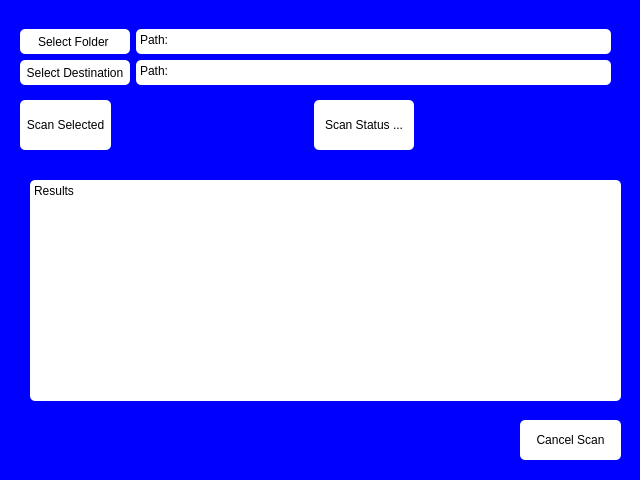
This is dialog_selectedscan.ui in PicaPrime/dataRec as Qt 5 draws it before an edit. The edited form follows.
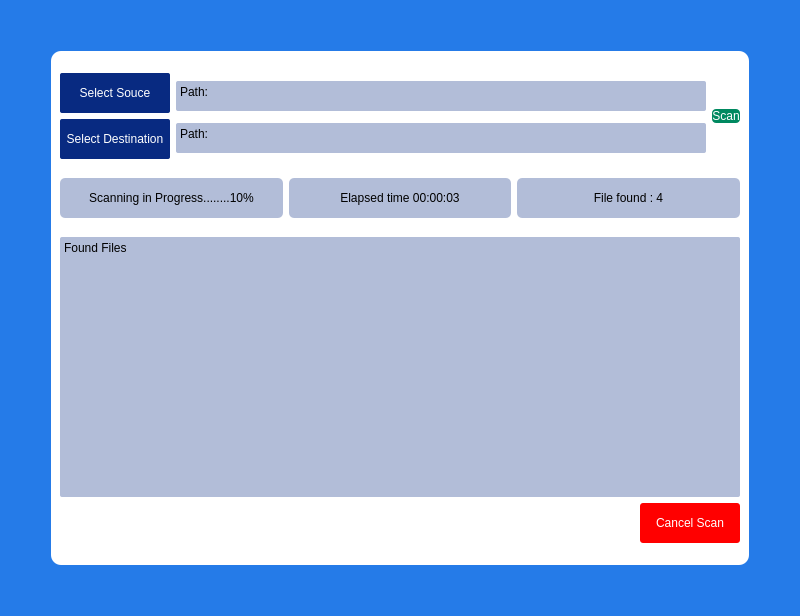
This is the edited form.

Patch:
```diff
--- a/dialog_selectedscan.ui
+++ b/dialog_selectedscan.ui
@@ -6,145 +6,144 @@
    <rect>
     <x>0</x>
     <y>0</y>
-    <width>640</width>
-    <height>480</height>
+    <width>800</width>
+    <height>616</height>
    </rect>
   </property>
   <property name="minimumSize">
    <size>
     <width>0</width>
-    <height>75</height>
+    <height>0</height>
    </size>
   </property>
   <property name="windowTitle">
    <string>Dialog</string>
   </property>
   <property name="styleSheet">
-   <string notr="true">background-color: rgb(0, 0, 255);</string>
+   <string notr="true">background-color: rgb(37,123,232);</string>
   </property>
-  <widget class="QTextEdit" name="textEdit">
-   <property name="geometry">
-    <rect>
-     <x>30</x>
-     <y>180</y>
-     <width>591</width>
-     <height>221</height>
-    </rect>
-   </property>
-   <property name="styleSheet">
-    <string notr="true">background-color: rgb(255, 255, 255);
-border-radius: 5;</string>
-   </property>
-   <property name="html">
-    <string>&lt;!DOCTYPE HTML PUBLIC &quot;-//W3C//DTD HTML 4.0//EN&quot; &quot;http://www.w3.org/TR/REC-html40/strict.dtd&quot;&gt;
-&lt;html&gt;&lt;head&gt;&lt;meta name=&quot;qrichtext&quot; content=&quot;1&quot; /&gt;&lt;meta charset=&quot;utf-8&quot; /&gt;&lt;style type=&quot;text/css&quot;&gt;
-p, li { white-space: pre-wrap; }
-hr { height: 1px; border-width: 0; }
-li.unchecked::marker { content: &quot;\2610&quot;; }
-li.checked::marker { content: &quot;\2612&quot;; }
-&lt;/style&gt;&lt;/head&gt;&lt;body style=&quot; font-family:'Segoe UI'; font-size:9pt; font-weight:400; font-style:normal;&quot;&gt;
-&lt;p style=&quot; margin-top:0px; margin-bottom:0px; margin-left:0px; margin-right:0px; -qt-block-indent:0; text-indent:0px;&quot;&gt;Results&lt;/p&gt;&lt;/body&gt;&lt;/html&gt;</string>
-   </property>
-  </widget>
-  <widget class="QPushButton" name="pushButton_scanSelected_2">
-   <property name="geometry">
-    <rect>
-     <x>520</x>
-     <y>420</y>
-     <width>101</width>
-     <height>40</height>
-    </rect>
-   </property>
-   <property name="minimumSize">
+  <layout class="QVBoxLayout" name="verticalLayout_4">
+   <item>
+    <layout class="QHBoxLayout" name="horizontalLayout_4">
+     <item>
+      <spacer name="horizontalSpacer_2">
+       <property name="orientation">
+        <enum>Qt::Orientation::Horizontal</enum>
+       </property>
+       <property name="sizeType">
+        <enum>QSizePolicy::Policy::Fixed</enum>
+       </property>
+       <property name="sizeHint" stdset="0">
     <size>
-     <width>50</width>
-     <height>40</height>
-    </size>
-   </property>
-   <property name="maximumSize">
-    <size>
-     <width>16777215</width>
-     <height>40</height>
-    </size>
-   </property>
-   <property name="styleSheet">
-    <string notr="true">background-color: rgb(255, 255, 255);
-border-radius: 5;</string>
-   </property>
-   <property name="text">
-    <string>Cancel Scan</string>
-   </property>
-   <property name="iconSize">
-    <size>
-     <width>25</width>
-     <height>25</height>
-    </size>
-   </property>
-  </widget>
-  <widget class="QWidget" name="">
-   <property name="geometry">
-    <rect>
-     <x>20</x>
-     <y>20</y>
-     <width>591</width>
-     <height>141</height>
-    </rect>
-   </property>
+         <width>40</width>
+         <height>20</height>
+        </size>
+       </property>
+      </spacer>
+     </item>
+     <item>
    <layout class="QVBoxLayout" name="verticalLayout_3">
     <item>
+        <spacer name="verticalSpacer">
+         <property name="orientation">
+          <enum>Qt::Orientation::Vertical</enum>
+         </property>
+         <property name="sizeType">
+          <enum>QSizePolicy::Policy::Fixed</enum>
+         </property>
+         <property name="sizeHint" stdset="0">
+          <size>
+           <width>20</width>
+           <height>40</height>
+          </size>
+         </property>
+        </spacer>
+       </item>
+       <item>
+        <widget class="QFrame" name="frame">
+         <property name="styleSheet">
+          <string notr="true">background-color: rgb(255, 255, 255);
+border-radius: 10;</string>
+         </property>
+         <property name="frameShape">
+          <enum>QFrame::Shape::StyledPanel</enum>
+         </property>
+         <property name="frameShadow">
+          <enum>QFrame::Shadow::Raised</enum>
+         </property>
+         <layout class="QVBoxLayout" name="verticalLayout_5">
+          <item>
+           <spacer name="verticalSpacer_5">
+            <property name="orientation">
+             <enum>Qt::Orientation::Vertical</enum>
+            </property>
+            <property name="sizeType">
+             <enum>QSizePolicy::Policy::Fixed</enum>
+            </property>
+            <property name="sizeHint" stdset="0">
+             <size>
+              <width>20</width>
+              <height>13</height>
+             </size>
+            </property>
+           </spacer>
+          </item>
+          <item>
      <layout class="QHBoxLayout" name="horizontalLayout_2">
-      <property name="sizeConstraint">
-       <enum>QLayout::SizeConstraint::SetFixedSize</enum>
-      </property>
-      <item>
-       <layout class="QHBoxLayout" name="horizontalLayout">
-        <property name="sizeConstraint">
-         <enum>QLayout::SizeConstraint::SetFixedSize</enum>
-        </property>
-        <item>
-         <layout class="QVBoxLayout" name="verticalLayout_2">
-          <item>
-           <widget class="QPushButton" name="pushButton_3">
-            <property name="maximumSize">
-             <size>
-              <width>16777215</width>
-              <height>25</height>
-             </size>
-            </property>
-            <property name="styleSheet">
-             <string notr="true">background-color: rgb(255, 255, 255);
-font: 700 10pt &quot;Segoe UI&quot;;
-border-radius: 5;</string>
-            </property>
-            <property name="text">
-             <string>Select Folder </string>
-            </property>
-           </widget>
-          </item>
-          <item>
-           <widget class="QPushButton" name="pushButton_4">
-            <property name="maximumSize">
-             <size>
-              <width>16777215</width>
-              <height>25</height>
-             </size>
-            </property>
-            <property name="styleSheet">
-             <string notr="true">background-color: rgb(255, 255, 255);
-font: 700 10pt &quot;Segoe UI&quot;;
-border-radius: 5;</string>
-            </property>
-            <property name="text">
-             <string>  Select Destination  </string>
-            </property>
-           </widget>
-          </item>
-         </layout>
-        </item>
         <item>
          <layout class="QVBoxLayout" name="verticalLayout">
           <item>
+               <widget class="QPushButton" name="pushButton">
+                <property name="minimumSize">
+                 <size>
+                  <width>0</width>
+                  <height>40</height>
+                 </size>
+                </property>
+                <property name="styleSheet">
+                 <string notr="true">font: 9pt &quot;Segoe UI&quot;;
+font: 700 9pt &quot;Segoe UI&quot;;
+border-radius: 2;
+background-color: rgb(8, 42, 129);
+color: rgb(255, 255, 255);</string>
+                </property>
+                <property name="text">
+                 <string>  Select Souce  </string>
+                </property>
+               </widget>
+              </item>
+              <item>
+               <widget class="QPushButton" name="pushButton_2">
+                <property name="minimumSize">
+                 <size>
+                  <width>0</width>
+                  <height>40</height>
+                 </size>
+                </property>
+                <property name="styleSheet">
+                 <string notr="true">font: 9pt &quot;Segoe UI&quot;;
+font: 700 9pt &quot;Segoe UI&quot;;
+background-color: rgb(8, 42, 129);
+color: rgb(255, 255, 255);
+border-radius: 2;</string>
+                </property>
+                <property name="text">
+                 <string>  Select Destination  </string>
+                </property>
+               </widget>
+              </item>
+             </layout>
+            </item>
+            <item>
+             <layout class="QVBoxLayout" name="verticalLayout_2">
+              <item>
            <widget class="QTextEdit" name="textEdit_selectedFolder">
+                <property name="minimumSize">
+                 <size>
+                  <width>0</width>
+                  <height>30</height>
+                 </size>
+                </property>
             <property name="maximumSize">
              <size>
               <width>16777215</width>
@@ -152,8 +151,10 @@
              </size>
             </property>
             <property name="styleSheet">
-             <string notr="true">border-radius: 5;
-background-color: rgb(255, 255, 255);</string>
+                 <string notr="true">border-radius: 2;
+background-color: rgb(178, 189, 216);
+color: rgb(0,0,0);
+</string>
             </property>
             <property name="readOnly">
              <bool>true</bool>
@@ -172,6 +173,12 @@
           </item>
           <item>
            <widget class="QTextEdit" name="textEdit_destinationFolder">
+                <property name="minimumSize">
+                 <size>
+                  <width>0</width>
+                  <height>30</height>
+                 </size>
+                </property>
             <property name="maximumSize">
              <size>
               <width>16777215</width>
@@ -179,8 +186,9 @@
              </size>
             </property>
             <property name="styleSheet">
-             <string notr="true">border-radius: 5;
-background-color: rgb(255, 255, 255);</string>
+                 <string notr="true">border-radius: 2;
+background-color: rgb(178, 189, 216);
+color: rgb(0,0,0);</string>
             </property>
             <property name="readOnly">
              <bool>true</bool>
@@ -199,62 +207,94 @@
           </item>
          </layout>
         </item>
-       </layout>
-      </item>
-     </layout>
-    </item>
-    <item>
-     <layout class="QHBoxLayout" name="horizontalLayout_3">
       <item>
        <widget class="QPushButton" name="pushButton_scanSelected">
         <property name="minimumSize">
          <size>
-          <width>50</width>
-          <height>50</height>
+                <width>0</width>
+                <height>0</height>
          </size>
         </property>
         <property name="maximumSize">
          <size>
           <width>16777215</width>
-          <height>50</height>
+                <height>16777215</height>
          </size>
         </property>
         <property name="styleSheet">
-         <string notr="true">background-color: rgb(255, 255, 255);
-border-radius: 5;</string>
+               <string notr="true">font: 9pt &quot;Segoe UI&quot;;
+font: 700 9pt &quot;Segoe UI&quot;;
+border-radius: 4;
+color: rgb(255, 255, 255);
+background-color: rgb(0, 137, 96);
+</string>
         </property>
         <property name="text">
-         <string>  Scan Selected  </string>
+               <string>Scan</string>
         </property>
         <property name="iconSize">
          <size>
-          <width>25</width>
-          <height>25</height>
+                <width>80</width>
+                <height>60</height>
          </size>
         </property>
        </widget>
       </item>
+           </layout>
+          </item>
       <item>
-       <spacer name="horizontalSpacer_2">
+           <spacer name="verticalSpacer_3">
         <property name="orientation">
-         <enum>Qt::Orientation::Horizontal</enum>
+             <enum>Qt::Orientation::Vertical</enum>
+            </property>
+            <property name="sizeType">
+             <enum>QSizePolicy::Policy::Fixed</enum>
         </property>
         <property name="sizeHint" stdset="0">
          <size>
-          <width>40</width>
-          <height>20</height>
+              <width>20</width>
+              <height>13</height>
          </size>
         </property>
        </spacer>
       </item>
+          <item>
+           <layout class="QHBoxLayout" name="horizontalLayout">
       <item>
        <widget class="QLabel" name="label">
         <property name="minimumSize">
          <size>
-          <width>100</width>
+                <width>0</width>
+                <height>40</height>
+               </size>
+              </property>
+              <property name="maximumSize">
+               <size>
+                <width>16777215</width>
           <height>50</height>
          </size>
         </property>
+              <property name="styleSheet">
+               <string notr="true">background-color: rgb(178, 189, 216);
+border-radius: 5;
+color: rgb(0,0,0);</string>
+              </property>
+              <property name="text">
+               <string>Scanning in Progress........10%</string>
+              </property>
+              <property name="alignment">
+               <set>Qt::AlignmentFlag::AlignCenter</set>
+              </property>
+             </widget>
+            </item>
+            <item>
+             <widget class="QLabel" name="label_2">
+              <property name="minimumSize">
+               <size>
+                <width>0</width>
+                <height>40</height>
+               </size>
+              </property>
         <property name="maximumSize">
          <size>
           <width>16777215</width>
@@ -262,17 +302,90 @@
          </size>
         </property>
         <property name="styleSheet">
-         <string notr="true">background-color: rgb(255, 255, 255);
-border-radius: 5;</string>
+               <string notr="true">background-color: rgb(178, 189, 216);
+border-radius: 5;
+color: rgb(0,0,0);</string>
         </property>
         <property name="text">
-         <string>Scan Status ...</string>
+               <string>Elapsed time 00:00:03</string>
         </property>
         <property name="alignment">
          <set>Qt::AlignmentFlag::AlignCenter</set>
         </property>
        </widget>
       </item>
+            <item>
+             <widget class="QLabel" name="label_3">
+              <property name="minimumSize">
+               <size>
+                <width>0</width>
+                <height>40</height>
+               </size>
+              </property>
+              <property name="maximumSize">
+               <size>
+                <width>16777215</width>
+                <height>50</height>
+               </size>
+              </property>
+              <property name="styleSheet">
+               <string notr="true">background-color: rgb(178, 189, 216);
+border-radius: 5;
+color: rgb(0,0,0);</string>
+              </property>
+              <property name="text">
+               <string>File found : 4</string>
+              </property>
+              <property name="alignment">
+               <set>Qt::AlignmentFlag::AlignCenter</set>
+              </property>
+             </widget>
+            </item>
+           </layout>
+          </item>
+          <item>
+           <spacer name="verticalSpacer_4">
+            <property name="orientation">
+             <enum>Qt::Orientation::Vertical</enum>
+            </property>
+            <property name="sizeType">
+             <enum>QSizePolicy::Policy::Fixed</enum>
+            </property>
+            <property name="sizeHint" stdset="0">
+             <size>
+              <width>20</width>
+              <height>13</height>
+             </size>
+            </property>
+           </spacer>
+          </item>
+          <item>
+           <widget class="QTextEdit" name="textEdit">
+            <property name="minimumSize">
+             <size>
+              <width>0</width>
+              <height>0</height>
+             </size>
+            </property>
+            <property name="styleSheet">
+             <string notr="true">background-color: rgb(178, 189, 216);
+border-radius: 2;
+color: rgb(0,0,0);</string>
+            </property>
+            <property name="html">
+             <string>&lt;!DOCTYPE HTML PUBLIC &quot;-//W3C//DTD HTML 4.0//EN&quot; &quot;http://www.w3.org/TR/REC-html40/strict.dtd&quot;&gt;
+&lt;html&gt;&lt;head&gt;&lt;meta name=&quot;qrichtext&quot; content=&quot;1&quot; /&gt;&lt;meta charset=&quot;utf-8&quot; /&gt;&lt;style type=&quot;text/css&quot;&gt;
+p, li { white-space: pre-wrap; }
+hr { height: 1px; border-width: 0; }
+li.unchecked::marker { content: &quot;\2610&quot;; }
+li.checked::marker { content: &quot;\2612&quot;; }
+&lt;/style&gt;&lt;/head&gt;&lt;body style=&quot; font-family:'Segoe UI'; font-size:9pt; font-weight:400; font-style:normal;&quot;&gt;
+&lt;p style=&quot; margin-top:0px; margin-bottom:0px; margin-left:0px; margin-right:0px; -qt-block-indent:0; text-indent:0px;&quot;&gt;Found Files&lt;/p&gt;&lt;/body&gt;&lt;/html&gt;</string>
+            </property>
+           </widget>
+          </item>
+          <item>
+           <layout class="QHBoxLayout" name="horizontalLayout_3">
       <item>
        <spacer name="horizontalSpacer">
         <property name="orientation">
@@ -286,10 +399,96 @@
         </property>
        </spacer>
       </item>
-     </layout>
-    </item>
-   </layout>
-  </widget>
+            <item>
+             <widget class="QPushButton" name="pushButton_scanSelected_2">
+              <property name="minimumSize">
+               <size>
+                <width>100</width>
+                <height>40</height>
+               </size>
+              </property>
+              <property name="maximumSize">
+               <size>
+                <width>16777215</width>
+                <height>40</height>
+               </size>
+              </property>
+              <property name="styleSheet">
+               <string notr="true">background-color: rgb(255,0,0);
+border-radius: 3;
+color: rgb(0,0,0);
+font: 700 9pt &quot;Segoe UI&quot;;
+color: rgb(255, 255, 255);</string>
+              </property>
+              <property name="text">
+               <string>Cancel Scan</string>
+              </property>
+              <property name="iconSize">
+               <size>
+                <width>25</width>
+                <height>25</height>
+               </size>
+              </property>
+             </widget>
+            </item>
+           </layout>
+          </item>
+          <item>
+           <spacer name="verticalSpacer_6">
+            <property name="orientation">
+             <enum>Qt::Orientation::Vertical</enum>
+            </property>
+            <property name="sizeType">
+             <enum>QSizePolicy::Policy::Fixed</enum>
+            </property>
+            <property name="sizeHint" stdset="0">
+             <size>
+              <width>20</width>
+              <height>13</height>
+             </size>
+            </property>
+           </spacer>
+          </item>
+         </layout>
+        </widget>
+       </item>
+       <item>
+        <spacer name="verticalSpacer_2">
+         <property name="orientation">
+          <enum>Qt::Orientation::Vertical</enum>
+         </property>
+         <property name="sizeType">
+          <enum>QSizePolicy::Policy::Fixed</enum>
+         </property>
+         <property name="sizeHint" stdset="0">
+          <size>
+           <width>20</width>
+           <height>40</height>
+          </size>
+         </property>
+        </spacer>
+       </item>
+      </layout>
+     </item>
+     <item>
+      <spacer name="horizontalSpacer_3">
+       <property name="orientation">
+        <enum>Qt::Orientation::Horizontal</enum>
+       </property>
+       <property name="sizeType">
+        <enum>QSizePolicy::Policy::Fixed</enum>
+       </property>
+       <property name="sizeHint" stdset="0">
+        <size>
+         <width>40</width>
+         <height>20</height>
+        </size>
+       </property>
+      </spacer>
+     </item>
+    </layout>
+   </item>
+  </layout>
  </widget>
  <resources/>
  <connections/>
```
Lines whose indentation alone changed are shown as unchanged.
